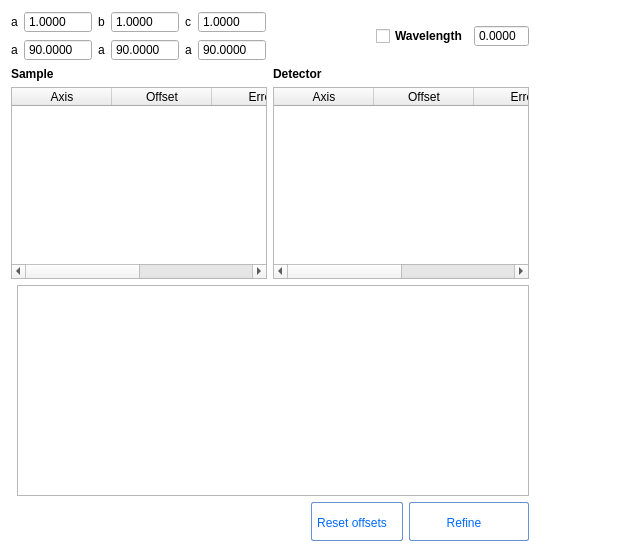
First picture: the form in apps/nsxqt/ui/DialogRefineUnitCell.ui, repository k61n/openhkl, before the edit.
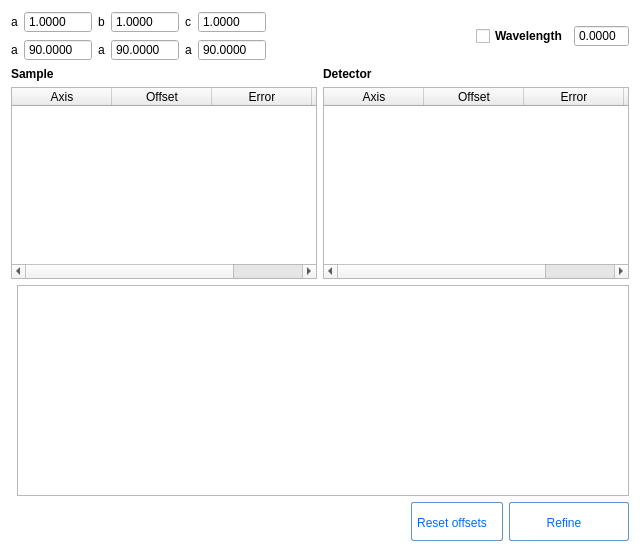
Second picture: the form after the edit.

Commit message: fixed bug related to a few dockable widget the offset refining dialog is now resizable

The edit to the form file:
```diff
--- a/apps/nsxqt/ui/DialogRefineUnitCell.ui
+++ b/apps/nsxqt/ui/DialogRefineUnitCell.ui
@@ -24,7 +24,7 @@
 background-color: white
 }</string>
   </property>
-  <layout class="QFormLayout" name="formLayout">
+  <layout class="QGridLayout" name="gridLayout_3">
    <item row="0" column="0">
     <layout class="QGridLayout" name="gridLayout_2">
      <item row="3" column="0" colspan="2">
```
The commit also changes 2 other files.
